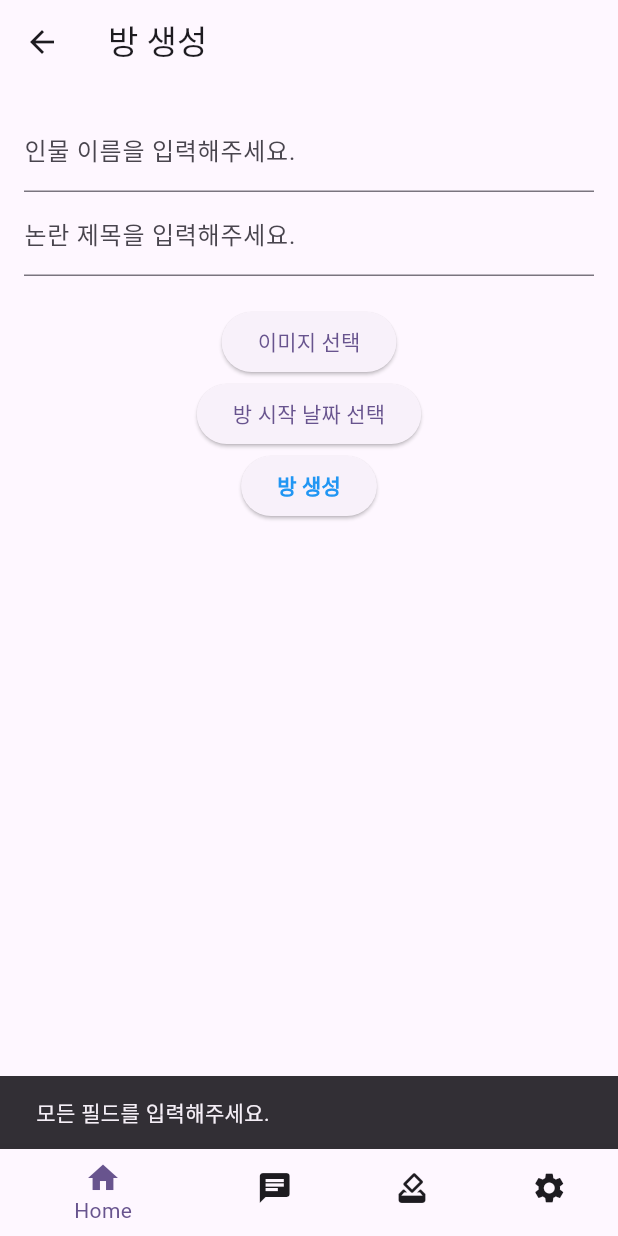
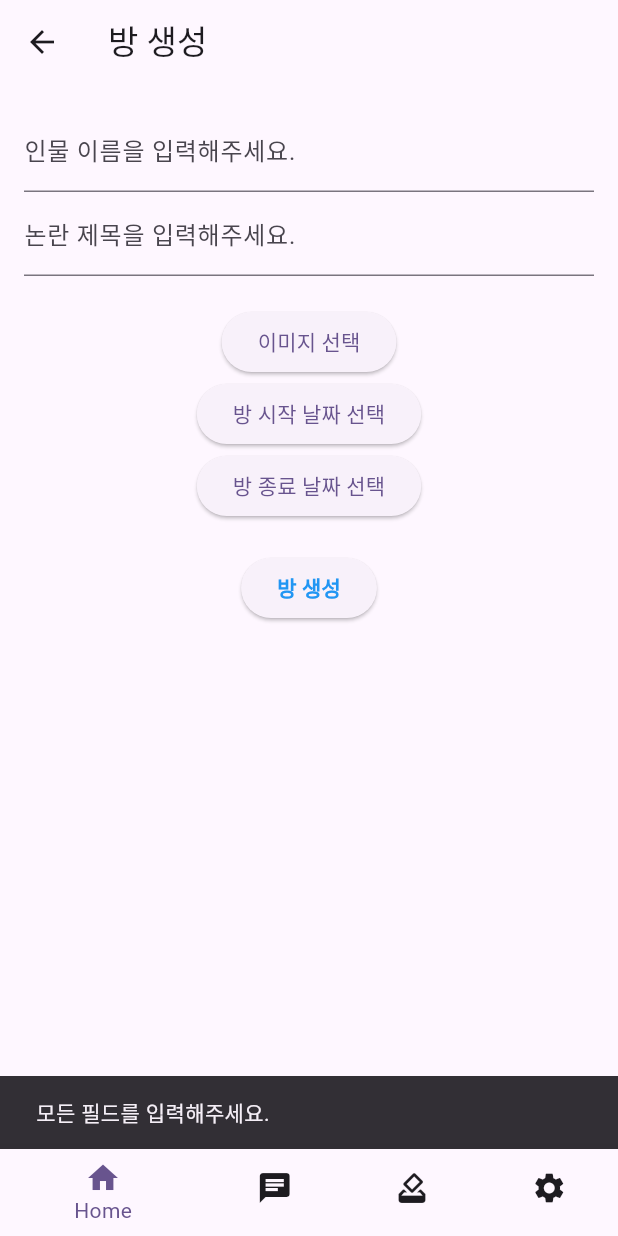
Before and after one commit to jhdo-dev/elice-2nd-updown, a Flutter app: the CreateRoomView screen opened by its route, after a tap on "방 생성", on a phone screen of 412 x 824 dp. Run offline on Flutter 3.47's test engine with Material 3 defaults, Android fonts, the phone set to English and light mode, and no system bars; our stand-ins replace cloud_firestore, cloud_functions, firebase_analytics, firebase_auth, firebase_core, firebase_messaging and 11 more; missing offline and left inert: flutter_facebook_auth; accounts and stored records are empty; generated files the repository leaves out were written again.

Commit message:
업데이트

```diff
--- a/lib/src/view/home/create_room_view.dart
+++ b/lib/src/view/home/create_room_view.dart
@@ -77,22 +77,41 @@ class _CreateRoomViewState extends ConsumerState<CreateRoomView> {
             // 방 종료 날짜 선택
             ElevatedButton(
               onPressed: () async {
+                final pickedDate = await selectDate(context);
+                if (pickedDate != null) {
+                  viewModel.setRoomEndDate(pickedDate);
+                }
+              },
+              child: Text(state.roomEndDate == null
+                  ? '방 종료 날짜 선택'
+                  : '방 종료 날짜: ${state.roomEndDate!.toLocal().toString().substring(0, 10)}'),
+            ),
+            const SizedBox(height: 20),
+            ElevatedButton(
+              onPressed: () async {
                 if (personNameController.text.isNotEmpty &&
                     roomNameController.text.isNotEmpty &&
                     state.roomStartDate != null &&
                     state.roomEndDate != null) {
                   try {
-                    // 방 생성
-                    final roomId = await viewModel.createRoom(
+                    await viewModel.createRoom(
                       personNameController.text,
                       roomNameController.text,
                     );
 
-                    // FCM 서비스를 통해 방 생성 및 알림 전송
-                    await fcmService.createRoom(
-                      roomId,
-                      roomNameController.text,
-                    );
+                    // title이 비어있지 않도록 보장
+                    String title = roomNameController.text.isNotEmpty
+                        ? '새로운 방 "${roomNameController.text}"이 생성되었습니다!'
+                        : '새로운 방이 생성되었습니다!';
+
+                    String body =
+                        '${personNameController.text}님이 새로운 방을 만들었습니다.';
+
+                    // 값 확인용 로그
+                    print('Sending notification - Title: $title, Body: $body');
+
+                    // FCM 푸시 알림 전송
+                    await fcmService.PushNotificationService(title, body); //&
 
                     // 입력 필드 초기화
                     personNameController.clear();
--- a/lib/src/view/home/create_room_view_model.dart
+++ b/lib/src/view/home/create_room_view_model.dart
@@ -55,7 +55,7 @@ class CreateRoomViewModel extends _$CreateRoomViewModel {
     state = state.copyWith(roomEndDate: date);
   }
 
-  Future<String> createRoom(String personName, String roomName) async {
+  Future<void> createRoom(String personName, String roomName) async {
     final roomRef = _firestore.collection('rooms').doc();
 
     // Firestore에 방 정보 저장
@@ -70,11 +70,9 @@ class CreateRoomViewModel extends _$CreateRoomViewModel {
       'participantCount': 0, // 참가자 수 초기화
       'createdAt': Timestamp.now(),
     });
-
+    // 방 생성 후 result_view 갱신 (결과 목록 다시 불러오기)
+    //
     // 상태 초기화
     state = CreateRoomViewState();
-
-    // roomId 반환
-    return roomRef.id;
   }
 }
```
